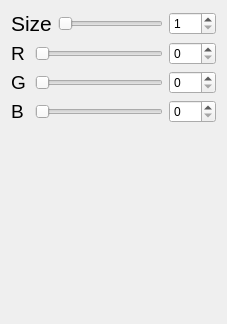
The window that ui/widgets/parameters/brush.ui (ArkKos1/worldbuilder) describes before a commit, drawn with Qt 5.
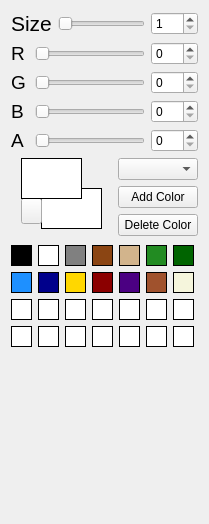
The same window after the commit. Icons and pictures are not drawn.

Commit message: Make brush with palette and eraser

What changed in the file:
```diff
--- a/ui/widgets/parameters/brush.ui
+++ b/ui/widgets/parameters/brush.ui
@@ -6,82 +6,24 @@
    <rect>
     <x>0</x>
     <y>0</y>
-    <width>227</width>
-    <height>324</height>
+    <width>198</width>
+    <height>524</height>
    </rect>
   </property>
+  <property name="minimumSize">
+   <size>
+    <width>0</width>
+    <height>400</height>
+   </size>
+  </property>
   <property name="windowTitle">
    <string>Form</string>
   </property>
-  <layout class="QHBoxLayout" name="horizontalLayout">
+  <layout class="QHBoxLayout" name="horizontalLayout_2">
    <item>
     <layout class="QVBoxLayout" name="verticalLayout">
      <item>
       <layout class="QGridLayout" name="gridLayout">
-       <item row="3" column="1" colspan="2">
-        <widget class="QSlider" name="blueSlider">
-         <property name="maximum">
-          <number>255</number>
-         </property>
-         <property name="orientation">
-          <enum>Qt::Orientation::Horizontal</enum>
-         </property>
-        </widget>
-       </item>
-       <item row="0" column="3">
-        <widget class="QSpinBox" name="sizeSpinBox">
-         <property name="minimum">
-          <number>1</number>
-         </property>
-        </widget>
-       </item>
-       <item row="1" column="0">
-        <widget class="QLabel" name="label_3">
-         <property name="font">
-          <font>
-           <pointsize>14</pointsize>
-          </font>
-         </property>
-         <property name="text">
-          <string>R</string>
-         </property>
-        </widget>
-       </item>
-       <item row="2" column="0">
-        <widget class="QLabel" name="label_4">
-         <property name="font">
-          <font>
-           <pointsize>14</pointsize>
-          </font>
-         </property>
-         <property name="text">
-          <string>G</string>
-         </property>
-        </widget>
-       </item>
-       <item row="1" column="3">
-        <widget class="QSpinBox" name="redSpinBox">
-         <property name="minimum">
-          <number>0</number>
-         </property>
-         <property name="maximum">
-          <number>255</number>
-         </property>
-         <property name="value">
-          <number>0</number>
-         </property>
-        </widget>
-       </item>
-       <item row="2" column="3">
-        <widget class="QSpinBox" name="greenSpinBox">
-         <property name="minimum">
-          <number>0</number>
-         </property>
-         <property name="maximum">
-          <number>255</number>
-         </property>
-        </widget>
-       </item>
        <item row="0" column="0" colspan="2">
         <widget class="QLabel" name="label">
          <property name="font">
@@ -94,6 +36,32 @@
          </property>
         </widget>
        </item>
+       <item row="0" column="2">
+        <widget class="QSlider" name="horizontalSlider">
+         <property name="orientation">
+          <enum>Qt::Orientation::Horizontal</enum>
+         </property>
+        </widget>
+       </item>
+       <item row="0" column="3">
+        <widget class="QSpinBox" name="sizeSpinBox">
+         <property name="minimum">
+          <number>1</number>
+         </property>
+        </widget>
+       </item>
+       <item row="1" column="0">
+        <widget class="QLabel" name="label_3">
+         <property name="font">
+          <font>
+           <pointsize>14</pointsize>
+          </font>
+         </property>
+         <property name="text">
+          <string>R</string>
+         </property>
+        </widget>
+       </item>
        <item row="1" column="1" colspan="2">
         <widget class="QSlider" name="redSlider">
          <property name="maximum">
@@ -104,13 +72,28 @@
          </property>
         </widget>
        </item>
-       <item row="3" column="3">
-        <widget class="QSpinBox" name="blueSpinBox">
+       <item row="1" column="3">
+        <widget class="QSpinBox" name="redSpinBox">
          <property name="minimum">
           <number>0</number>
          </property>
          <property name="maximum">
           <number>255</number>
+         </property>
+         <property name="value">
+          <number>0</number>
+         </property>
+        </widget>
+       </item>
+       <item row="2" column="0">
+        <widget class="QLabel" name="label_4">
+         <property name="font">
+          <font>
+           <pointsize>14</pointsize>
+          </font>
+         </property>
+         <property name="text">
+          <string>G</string>
          </property>
         </widget>
        </item>
@@ -124,10 +107,13 @@
          </property>
         </widget>
        </item>
-       <item row="0" column="2">
-        <widget class="QSlider" name="horizontalSlider">
-         <property name="orientation">
-          <enum>Qt::Orientation::Horizontal</enum>
+       <item row="2" column="3">
+        <widget class="QSpinBox" name="greenSpinBox">
+         <property name="minimum">
+          <number>0</number>
+         </property>
+         <property name="maximum">
+          <number>255</number>
          </property>
         </widget>
        </item>
@@ -143,6 +129,771 @@
          </property>
         </widget>
        </item>
+       <item row="3" column="1" colspan="2">
+        <widget class="QSlider" name="blueSlider">
+         <property name="maximum">
+          <number>255</number>
+         </property>
+         <property name="orientation">
+          <enum>Qt::Orientation::Horizontal</enum>
+         </property>
+        </widget>
+       </item>
+       <item row="3" column="3">
+        <widget class="QSpinBox" name="blueSpinBox">
+         <property name="minimum">
+          <number>0</number>
+         </property>
+         <property name="maximum">
+          <number>255</number>
+         </property>
+        </widget>
+       </item>
+       <item row="4" column="0">
+        <widget class="QLabel" name="label_6">
+         <property name="font">
+          <font>
+           <pointsize>14</pointsize>
+          </font>
+         </property>
+         <property name="text">
+          <string>A</string>
+         </property>
+        </widget>
+       </item>
+       <item row="4" column="1" colspan="2">
+        <widget class="QSlider" name="alphaSlider">
+         <property name="maximum">
+          <number>255</number>
+         </property>
+         <property name="orientation">
+          <enum>Qt::Orientation::Horizontal</enum>
+         </property>
+        </widget>
+       </item>
+       <item row="4" column="3">
+        <widget class="QSpinBox" name="alphaSpinBox">
+         <property name="minimum">
+          <number>0</number>
+         </property>
+         <property name="maximum">
+          <number>255</number>
+         </property>
+        </widget>
+       </item>
+      </layout>
+     </item>
+     <item>
+      <layout class="QHBoxLayout" name="horizontalLayout">
+       <item>
+        <widget class="QWidget" name="widget" native="true">
+         <property name="minimumSize">
+          <size>
+           <width>101</width>
+           <height>81</height>
+          </size>
+         </property>
+         <widget class="QPushButton" name="changeColorButton">
+          <property name="geometry">
+           <rect>
+            <x>10</x>
+            <y>40</y>
+            <width>21</width>
+            <height>26</height>
+           </rect>
+          </property>
+          <property name="text">
+           <string/>
+          </property>
+          <property name="icon">
+           <iconset resource="../../../resources.qrc">
+            <normaloff>:/icons/assets/icons/change_arrow.svg</normaloff>:/icons/assets/icons/change_arrow.svg</iconset>
+          </property>
+          <property name="iconSize">
+           <size>
+            <width>16</width>
+            <height>16</height>
+           </size>
+          </property>
+         </widget>
+         <widget class="QPushButton" name="primeColorButton">
+          <property name="geometry">
+           <rect>
+            <x>10</x>
+            <y>0</y>
+            <width>61</width>
+            <height>41</height>
+           </rect>
+          </property>
+          <property name="styleSheet">
+           <string notr="true">border: 1px solid black; background-color: white;</string>
+          </property>
+          <property name="text">
+           <string/>
+          </property>
+         </widget>
+         <widget class="QPushButton" name="secondaryColorButton">
+          <property name="geometry">
+           <rect>
+            <x>30</x>
+            <y>30</y>
+            <width>61</width>
+            <height>41</height>
+           </rect>
+          </property>
+          <property name="styleSheet">
+           <string notr="true">border: 1px solid black; background-color:white;</string>
+          </property>
+          <property name="text">
+           <string/>
+          </property>
+         </widget>
+         <zorder>secondaryColorButton</zorder>
+         <zorder>changeColorButton</zorder>
+         <zorder>primeColorButton</zorder>
+        </widget>
+       </item>
+       <item>
+        <layout class="QGridLayout" name="gridLayout_3">
+         <item row="0" column="0">
+          <widget class="QComboBox" name="paletteComboBox"/>
+         </item>
+         <item row="1" column="0">
+          <widget class="QPushButton" name="addColorButton">
+           <property name="text">
+            <string>Add Color</string>
+           </property>
+          </widget>
+         </item>
+         <item row="2" column="0">
+          <widget class="QPushButton" name="deleteColorButton">
+           <property name="text">
+            <string>Delete Color</string>
+           </property>
+          </widget>
+         </item>
+        </layout>
+       </item>
+      </layout>
+     </item>
+     <item>
+      <layout class="QGridLayout" name="gridLayout_2">
+       <item row="0" column="0">
+        <widget class="QPushButton" name="baseColorButton_0">
+         <property name="minimumSize">
+          <size>
+           <width>21</width>
+           <height>21</height>
+          </size>
+         </property>
+         <property name="maximumSize">
+          <size>
+           <width>21</width>
+           <height>21</height>
+          </size>
+         </property>
+         <property name="styleSheet">
+          <string notr="true">background-color: #000000; border: 1px sold black;</string>
+         </property>
+         <property name="text">
+          <string/>
+         </property>
+        </widget>
+       </item>
+       <item row="0" column="1">
+        <widget class="QPushButton" name="baseColorButton_1">
+         <property name="minimumSize">
+          <size>
+           <width>21</width>
+           <height>21</height>
+          </size>
+         </property>
+         <property name="maximumSize">
+          <size>
+           <width>21</width>
+           <height>21</height>
+          </size>
+         </property>
+         <property name="styleSheet">
+          <string notr="true">background-color: #FFFFFF; border: 1px solid black;</string>
+         </property>
+         <property name="text">
+          <string/>
+         </property>
+        </widget>
+       </item>
+       <item row="0" column="2">
+        <widget class="QPushButton" name="baseColorButton_2">
+         <property name="minimumSize">
+          <size>
+           <width>21</width>
+           <height>21</height>
+          </size>
+         </property>
+         <property name="maximumSize">
+          <size>
+           <width>21</width>
+           <height>21</height>
+          </size>
+         </property>
+         <property name="styleSheet">
+          <string notr="true">background-color: #808080; border: 1px solid black;</string>
+         </property>
+         <property name="text">
+          <string/>
+         </property>
+        </widget>
+       </item>
+       <item row="0" column="3">
+        <widget class="QPushButton" name="baseColorButton_3">
+         <property name="minimumSize">
+          <size>
+           <width>21</width>
+           <height>21</height>
+          </size>
+         </property>
+         <property name="maximumSize">
+          <size>
+           <width>21</width>
+           <height>21</height>
+          </size>
+         </property>
+         <property name="styleSheet">
+          <string notr="true">background-color: #8B4513; border: 1px solid black;</string>
+         </property>
+         <property name="text">
+          <string/>
+         </property>
+        </widget>
+       </item>
+       <item row="0" column="4">
+        <widget class="QPushButton" name="baseColorButton_4">
+         <property name="minimumSize">
+          <size>
+           <width>21</width>
+           <height>21</height>
+          </size>
+         </property>
+         <property name="maximumSize">
+          <size>
+           <width>21</width>
+           <height>21</height>
+          </size>
+         </property>
+         <property name="styleSheet">
+          <string notr="true">background-color: #D2B48C; border: 1px solid black;</string>
+         </property>
+         <property name="text">
+          <string/>
+         </property>
+        </widget>
+       </item>
+       <item row="0" column="5">
+        <widget class="QPushButton" name="baseColorButton_5">
+         <property name="minimumSize">
+          <size>
+           <width>21</width>
+           <height>21</height>
+          </size>
+         </property>
+         <property name="maximumSize">
+          <size>
+           <width>21</width>
+           <height>21</height>
+          </size>
+         </property>
+         <property name="styleSheet">
+          <string notr="true">background-color: #228B22; border: 1px solid black;</string>
+         </property>
+         <property name="text">
+          <string/>
+         </property>
+        </widget>
+       </item>
+       <item row="0" column="6">
+        <widget class="QPushButton" name="baseColorButton_6">
+         <property name="minimumSize">
+          <size>
+           <width>21</width>
+           <height>21</height>
+          </size>
+         </property>
+         <property name="maximumSize">
+          <size>
+           <width>21</width>
+           <height>21</height>
+          </size>
+         </property>
+         <property name="styleSheet">
+          <string notr="true">background-color: #006400; border: 1px solid black;</string>
+         </property>
+         <property name="text">
+          <string/>
+         </property>
+        </widget>
+       </item>
+       <item row="1" column="0">
+        <widget class="QPushButton" name="baseColorButton_7">
+         <property name="minimumSize">
+          <size>
+           <width>21</width>
+           <height>21</height>
+          </size>
+         </property>
+         <property name="maximumSize">
+          <size>
+           <width>21</width>
+           <height>21</height>
+          </size>
+         </property>
+         <property name="styleSheet">
+          <string notr="true">background-color: #1E90FF; border: 1px solid black;</string>
+         </property>
+         <property name="text">
+          <string/>
+         </property>
+        </widget>
+       </item>
+       <item row="1" column="1">
+        <widget class="QPushButton" name="baseColorButton_8">
+         <property name="minimumSize">
+          <size>
+           <width>21</width>
+           <height>21</height>
+          </size>
+         </property>
+         <property name="maximumSize">
+          <size>
+           <width>21</width>
+           <height>21</height>
+          </size>
+         </property>
+         <property name="styleSheet">
+          <string notr="true">background-color: #00008B; border: 1px solid black;</string>
+         </property>
+         <property name="text">
+          <string/>
+         </property>
+        </widget>
+       </item>
+       <item row="1" column="2">
+        <widget class="QPushButton" name="baseColorButton_9">
+         <property name="minimumSize">
+          <size>
+           <width>21</width>
+           <height>21</height>
+          </size>
+         </property>
+         <property name="maximumSize">
+          <size>
+           <width>21</width>
+           <height>21</height>
+          </size>
+         </property>
+         <property name="styleSheet">
+          <string notr="true">background-color: #FFD700; border: 1px solid black;</string>
+         </property>
+         <property name="text">
+          <string/>
+         </property>
+        </widget>
+       </item>
+       <item row="1" column="3">
+        <widget class="QPushButton" name="baseColorButton_10">
+         <property name="minimumSize">
+          <size>
+           <width>21</width>
+           <height>21</height>
+          </size>
+         </property>
+         <property name="maximumSize">
+          <size>
+           <width>21</width>
+           <height>21</height>
+          </size>
+         </property>
+         <property name="styleSheet">
+          <string notr="true">background-color: #8B0000; border: 1px solid black;</string>
+         </property>
+         <property name="text">
+          <string/>
+         </property>
+        </widget>
+       </item>
+       <item row="1" column="4">
+        <widget class="QPushButton" name="baseColorButton_11">
+         <property name="minimumSize">
+          <size>
+           <width>21</width>
+           <height>21</height>
+          </size>
+         </property>
+         <property name="maximumSize">
+          <size>
+           <width>21</width>
+           <height>21</height>
+          </size>
+         </property>
+         <property name="styleSheet">
+          <string notr="true">background-color: #4B0082; border: 1px solid black;</string>
+         </property>
+         <property name="text">
+          <string/>
+         </property>
+        </widget>
+       </item>
+       <item row="1" column="5">
+        <widget class="QPushButton" name="baseColorButton_12">
+         <property name="minimumSize">
+          <size>
+           <width>21</width>
+           <height>21</height>
+          </size>
+         </property>
+         <property name="maximumSize">
+          <size>
+           <width>21</width>
+           <height>21</height>
+          </size>
+         </property>
+         <property name="styleSheet">
+          <string notr="true">background-color: #A0522D; border: 1px solid black;</string>
+         </property>
+         <property name="text">
+          <string/>
+         </property>
+        </widget>
+       </item>
+       <item row="1" column="6">
+        <widget class="QPushButton" name="baseColorButton_13">
+         <property name="minimumSize">
+          <size>
+           <width>21</width>
+           <height>21</height>
+          </size>
+         </property>
+         <property name="maximumSize">
+          <size>
+           <width>21</width>
+           <height>21</height>
+          </size>
+         </property>
+         <property name="styleSheet">
+          <string notr="true">background-color: #F5F5DC; border: 1px solid black;</string>
+         </property>
+         <property name="text">
+          <string/>
+         </property>
+        </widget>
+       </item>
+       <item row="2" column="0">
+        <widget class="QPushButton" name="chooseColorButton_0">
+         <property name="minimumSize">
+          <size>
+           <width>21</width>
+           <height>21</height>
+          </size>
+         </property>
+         <property name="maximumSize">
+          <size>
+           <width>21</width>
+           <height>21</height>
+          </size>
+         </property>
+         <property name="styleSheet">
+          <string notr="true">background-color: #FFFFFF; border: 1px solid black;</string>
+         </property>
+         <property name="text">
+          <string/>
+         </property>
+        </widget>
+       </item>
+       <item row="2" column="1">
+        <widget class="QPushButton" name="chooseColorButton_1">
+         <property name="minimumSize">
+          <size>
+           <width>21</width>
+           <height>21</height>
+          </size>
+         </property>
+         <property name="maximumSize">
+          <size>
+           <width>21</width>
+           <height>21</height>
+          </size>
+         </property>
+         <property name="styleSheet">
+          <string notr="true">background-color: #FFFFFF; border: 1px solid black;</string>
+         </property>
+         <property name="text">
+          <string/>
+         </property>
+        </widget>
+       </item>
+       <item row="2" column="2">
+        <widget class="QPushButton" name="chooseColorButton_2">
+         <property name="minimumSize">
+          <size>
+           <width>21</width>
+           <height>21</height>
+          </size>
+         </property>
+         <property name="maximumSize">
+          <size>
+           <width>21</width>
+           <height>21</height>
+          </size>
+         </property>
+         <property name="styleSheet">
+          <string notr="true">background-color: #FFFFFF; border: 1px solid black;</string>
+         </property>
+         <property name="text">
+          <string/>
+         </property>
+        </widget>
+       </item>
+       <item row="2" column="3">
+        <widget class="QPushButton" name="chooseColorButton_3">
+         <property name="minimumSize">
+          <size>
+           <width>21</width>
+           <height>21</height>
+          </size>
+         </property>
+         <property name="maximumSize">
+          <size>
+           <width>21</width>
+           <height>21</height>
+          </size>
+         </property>
+         <property name="styleSheet">
+          <string notr="true">background-color: #FFFFFF; border: 1px solid black;</string>
+         </property>
+         <property name="text">
+          <string/>
+         </property>
+        </widget>
+       </item>
+       <item row="2" column="4">
+        <widget class="QPushButton" name="chooseColorButton_4">
+         <property name="minimumSize">
+          <size>
+           <width>21</width>
+           <height>21</height>
+          </size>
+         </property>
+         <property name="maximumSize">
+          <size>
+           <width>21</width>
+           <height>21</height>
+          </size>
+         </property>
+         <property name="styleSheet">
+          <string notr="true">background-color: #FFFFFF; border: 1px solid black;</string>
+         </property>
+         <property name="text">
+          <string/>
+         </property>
+        </widget>
+       </item>
+       <item row="2" column="5">
+        <widget class="QPushButton" name="chooseColorButton_5">
+         <property name="minimumSize">
+          <size>
+           <width>21</width>
+           <height>21</height>
+          </size>
+         </property>
+         <property name="maximumSize">
+          <size>
+           <width>21</width>
+           <height>21</height>
+          </size>
+         </property>
+         <property name="styleSheet">
+          <string notr="true">background-color: #FFFFFF; border: 1px solid black;</string>
+         </property>
+         <property name="text">
+          <string/>
+         </property>
+        </widget>
+       </item>
+       <item row="2" column="6">
+        <widget class="QPushButton" name="chooseColorButton_6">
+         <property name="minimumSize">
+          <size>
+           <width>21</width>
+           <height>21</height>
+          </size>
+         </property>
+         <property name="maximumSize">
+          <size>
+           <width>21</width>
+           <height>21</height>
+          </size>
+         </property>
+         <property name="styleSheet">
+          <string notr="true">background-color: #FFFFFF; border: 1px solid black;</string>
+         </property>
+         <property name="text">
+          <string/>
+         </property>
+        </widget>
+       </item>
+       <item row="3" column="0">
+        <widget class="QPushButton" name="chooseColorButton_7">
+         <property name="minimumSize">
+          <size>
+           <width>21</width>
+           <height>21</height>
+          </size>
+         </property>
+         <property name="maximumSize">
+          <size>
+           <width>21</width>
+           <height>21</height>
+          </size>
+         </property>
+         <property name="styleSheet">
+          <string notr="true">background-color: #FFFFFF; border: 1px solid black;</string>
+         </property>
+         <property name="text">
+          <string/>
+         </property>
+        </widget>
+       </item>
+       <item row="3" column="1">
+        <widget class="QPushButton" name="chooseColorButton_8">
+         <property name="minimumSize">
+          <size>
+           <width>21</width>
+           <height>21</height>
+          </size>
+         </property>
+         <property name="maximumSize">
+          <size>
+           <width>21</width>
+           <height>21</height>
+          </size>
+         </property>
+         <property name="styleSheet">
+          <string notr="true">background-color: #FFFFFF; border: 1px solid black;</string>
+         </property>
+         <property name="text">
+          <string/>
+         </property>
+        </widget>
+       </item>
+       <item row="3" column="2">
+        <widget class="QPushButton" name="chooseColorButton_9">
+         <property name="minimumSize">
+          <size>
+           <width>21</width>
+           <height>21</height>
+          </size>
+         </property>
+         <property name="maximumSize">
+          <size>
+           <width>21</width>
+           <height>21</height>
+          </size>
+         </property>
+         <property name="styleSheet">
+          <string notr="true">background-color: #FFFFFF; border: 1px solid black;</string>
+         </property>
+         <property name="text">
+          <string/>
+         </property>
+        </widget>
+       </item>
+       <item row="3" column="3">
+        <widget class="QPushButton" name="chooseColorButton_10">
+         <property name="minimumSize">
+          <size>
+           <width>21</width>
+           <height>21</height>
+          </size>
+         </property>
+         <property name="maximumSize">
+          <size>
+           <width>21</width>
+           <height>21</height>
+          </size>
+         </property>
+         <property name="styleSheet">
+          <string notr="true">background-color: #FFFFFF; border: 1px solid black;</string>
+         </property>
+         <property name="text">
+          <string/>
+         </property>
+        </widget>
+       </item>
+       <item row="3" column="4">
+        <widget class="QPushButton" name="chooseColorButton_11">
+         <property name="minimumSize">
+          <size>
+           <width>21</width>
+           <height>21</height>
+          </size>
+         </property>
+         <property name="maximumSize">
+          <size>
+           <width>21</width>
+           <height>21</height>
+          </size>
+         </property>
+         <property name="styleSheet">
+          <string notr="true">background-color: #FFFFFF; border: 1px solid black;</string>
+         </property>
+         <property name="text">
+          <string/>
+         </property>
+        </widget>
+       </item>
+       <item row="3" column="5">
+        <widget class="QPushButton" name="chooseColorButton_12">
+         <property name="minimumSize">
+          <size>
+           <width>21</width>
+           <height>21</height>
+          </size>
+         </property>
+         <property name="maximumSize">
+          <size>
+           <width>21</width>
+           <height>21</height>
+          </size>
+         </property>
+         <property name="styleSheet">
+          <string notr="true">background-color: #FFFFFF; border: 1px solid black;</string>
+         </property>
+         <property name="text">
+          <string/>
+         </property>
+        </widget>
+       </item>
+       <item row="3" column="6">
+        <widget class="QPushButton" name="chooseColorButton_13">
+         <property name="minimumSize">
+          <size>
+           <width>21</width>
+           <height>21</height>
+          </size>
+         </property>
+         <property name="maximumSize">
+          <size>
+           <width>21</width>
+           <height>21</height>
+          </size>
+         </property>
+         <property name="styleSheet">
+          <string notr="true">background-color: #FFFFFF; border: 1px solid black;</string>
+         </property>
+         <property name="text">
+          <string/>
+         </property>
+        </widget>
+       </item>
       </layout>
      </item>
      <item>
@@ -153,7 +904,7 @@
        <property name="sizeHint" stdset="0">
         <size>
          <width>20</width>
-         <height>178</height>
+         <height>108</height>
         </size>
        </property>
       </spacer>
```
Left out of the diff: 108 changed lines with no effect on the pictures. The commit also changes 12 other files.
